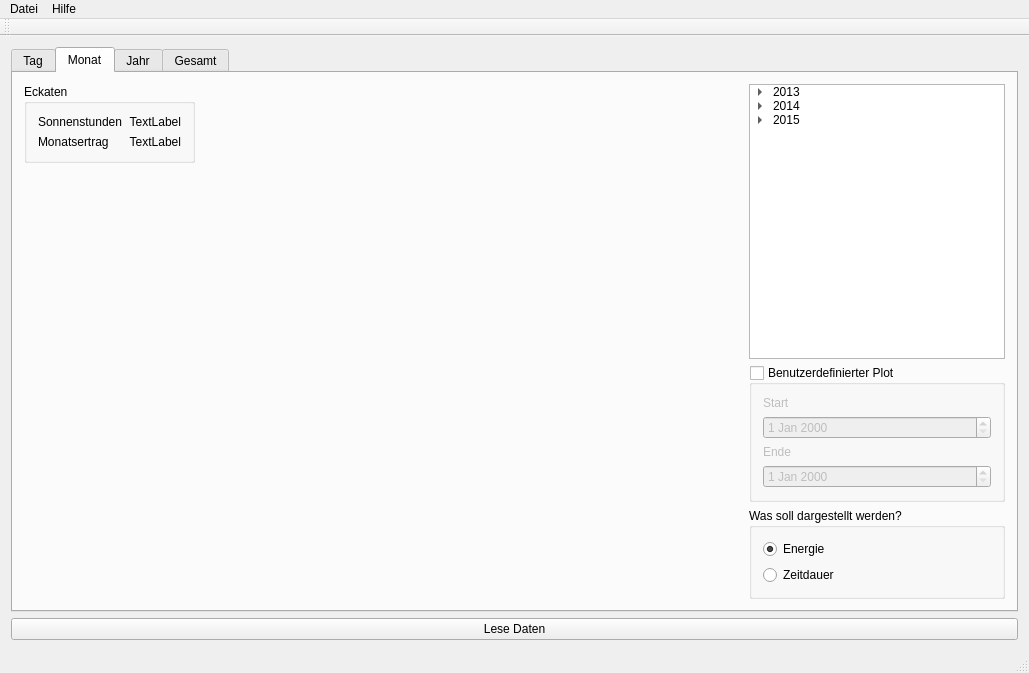
Before: the Qt Designer form qsolanizer.ui in taxus13/QSolanizer, drawn with Qt 5.
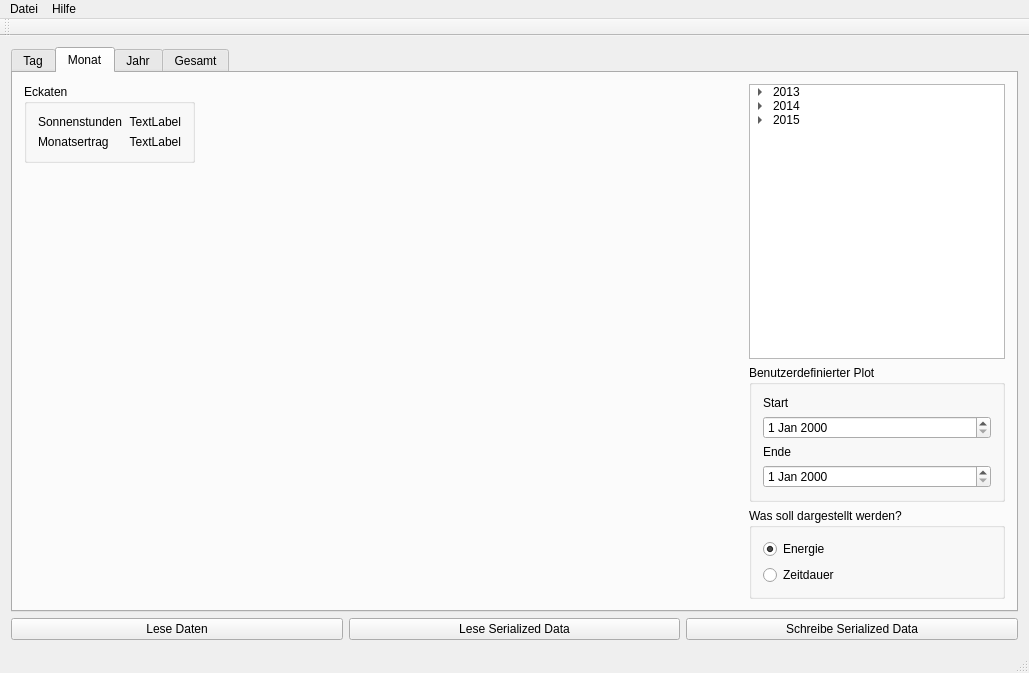
After: the same form once the commit is applied. The open tabs and pages were chosen to show the change. Custom widgets are drawn as their Qt base class.

```diff
--- a/qsolanizer.ui
+++ b/qsolanizer.ui
@@ -314,7 +314,7 @@
                    <string>Benutzerdefinierter Plot</string>
                   </property>
                   <property name="checkable">
-                   <bool>true</bool>
+                   <bool>false</bool>
                   </property>
                   <property name="checked">
                    <bool>false</bool>
@@ -671,11 +671,29 @@
        </layout>
       </item>
       <item>
+       <layout class="QHBoxLayout" name="horizontalLayout_10">
+        <item>
        <widget class="QPushButton" name="bTest">
         <property name="text">
          <string>Lese Daten</string>
         </property>
        </widget>
+        </item>
+        <item>
+         <widget class="QPushButton" name="bReadSerialized">
+          <property name="text">
+           <string>Lese Serialized Data</string>
+          </property>
+         </widget>
+        </item>
+        <item>
+         <widget class="QPushButton" name="bWriteSerialized">
+          <property name="text">
+           <string>Schreibe Serialized Data</string>
+          </property>
+         </widget>
+        </item>
+       </layout>
       </item>
      </layout>
     </item>
```
Left out of the diff: 2 changed lines with no effect on the pictures. Lines whose indentation alone changed are shown as unchanged.
